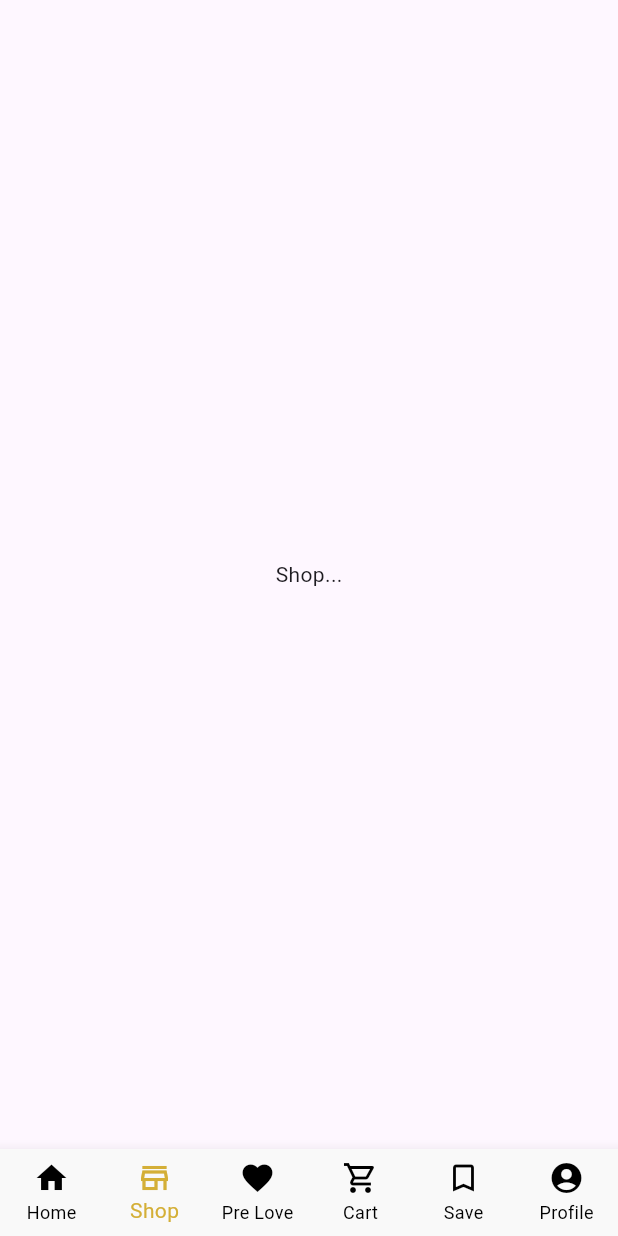
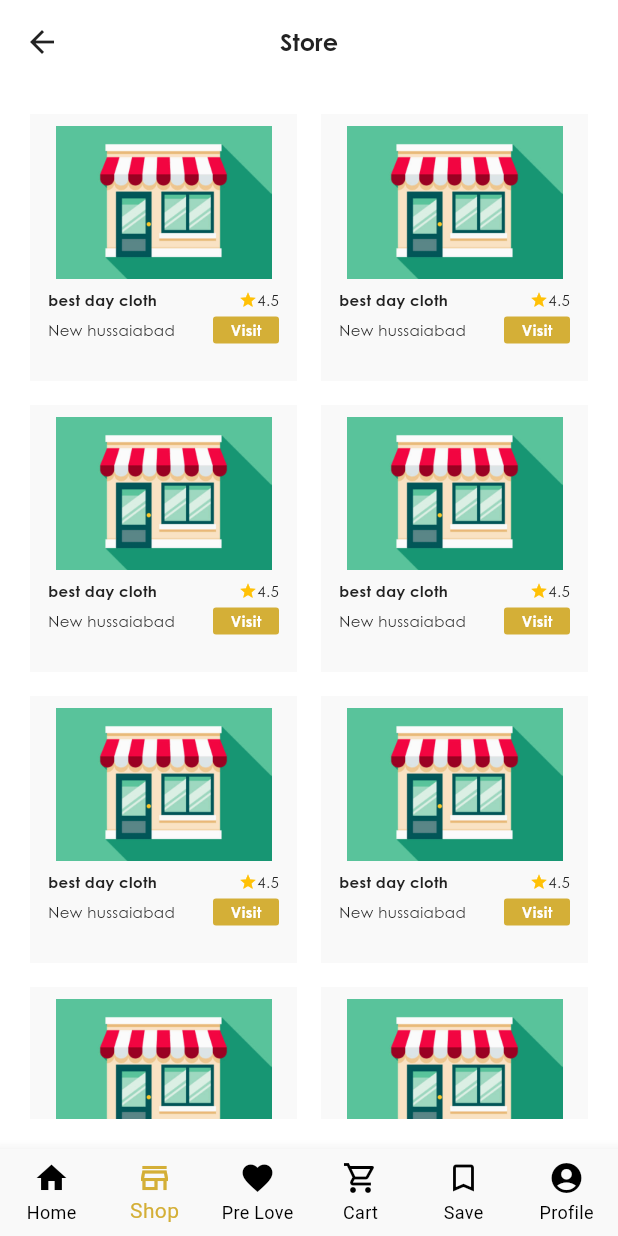
Before and after one commit to Hasnainhai/Ecommerece, a Flutter app: the screen it shows after launch, item 2 of the bottom bar chosen, on a phone screen of 412 x 824 dp. Run offline on Flutter 3.47's test engine with Material 3 defaults, Android fonts, the phone set to English and light mode, and no system bars; our stand-ins replace another_flushbar, fluttertoast, percent_indicator, shared_preferences; network calls fail.

Commit message:
complete shop screen

```diff
--- a/lib/utils/routes/routes.dart
+++ b/lib/utils/routes/routes.dart
@@ -8,7 +8,7 @@ import 'package:ecommerece/view/Home/dashboard/dashboardScreen.dart';
 import 'package:ecommerece/view/Home/dashboard/favouriteScreen.dart';
 import 'package:ecommerece/view/Home/dashboard/pre_love_screen.dart';
 import 'package:ecommerece/view/Home/dashboard/profileScreen.dart';
-import 'package:ecommerece/view/Home/dashboard/shop.dart';
+import 'package:ecommerece/view/Home/shop/shop.dart';
 import 'package:ecommerece/view/Onboardings/onboarding1.dart';
 import 'package:ecommerece/view/Onboardings/onboarding3.dart';
 import 'package:ecommerece/view/Onboardings/onbording2.dart';
--- a/lib/view/Home/dashboard/dashboardScreen.dart
+++ b/lib/view/Home/dashboard/dashboardScreen.dart
@@ -4,7 +4,7 @@ import 'package:ecommerece/view/Home/dashboard/cartScreen.dart';
 import 'package:ecommerece/view/Home/dashboard/favouriteScreen.dart';
 import 'package:ecommerece/view/Home/dashboard/pre_love_screen.dart';
 import 'package:ecommerece/view/Home/dashboard/profileScreen.dart';
-import 'package:ecommerece/view/Home/dashboard/shop.dart';
+import 'package:ecommerece/view/Home/shop/shop.dart';
 import 'package:flutter/material.dart';
 
 import '../Home_Screen.dart';
--- a/lib/view/Home/dashboard/shop.dart
+++ /dev/null
@@ -1,12 +0,0 @@
-import 'package:flutter/material.dart';
-
-class ShopScreen extends StatelessWidget {
-  const ShopScreen({super.key});
-
-  @override
-  Widget build(BuildContext context) {
-    return const Center(
-      child: Text('Shop...'),
-    );
-  }
-}
--- /dev/null
+++ b/lib/view/Home/shop/Widgets/store_card.dart
@@ -0,0 +1,101 @@
+import 'package:ecommerece/res/components/colors.dart';
+import 'package:ecommerece/res/components/verticalSpacing.dart';
+import 'package:flutter/material.dart';
+
+class StoreCard extends StatelessWidget {
+  const StoreCard({super.key});
+
+  @override
+  Widget build(BuildContext context) {
+    return Container(
+      height: 168,
+      width: 168,
+      color: const Color(0xffF9F9F9),
+      child: Column(children: [
+        const VerticalSpeacing(8),
+        Container(
+          height: 102,
+          width: 144,
+          decoration: const BoxDecoration(
+            image: DecorationImage(
+              image: AssetImage("images/store.png"),
+            ),
+          ),
+        ),
+        const VerticalSpeacing(7),
+        const Padding(
+          padding: EdgeInsets.only(left: 12, right: 12),
+          child: Row(
+            mainAxisAlignment: MainAxisAlignment.spaceBetween,
+            children: [
+              Text(
+                "best day cloth",
+                style: TextStyle(
+                  fontFamily: 'CenturyGothic',
+                  fontSize: 10,
+                  fontWeight: FontWeight.w600,
+                  color: AppColor.fontColor,
+                ),
+              ),
+              Row(
+                children: [
+                  Icon(
+                    Icons.star,
+                    color: Colors.amber,
+                    size: 12,
+                  ),
+                  Text(
+                    "4.5",
+                    style: TextStyle(
+                      fontFamily: 'CenturyGothic',
+                      fontSize: 10,
+                      fontWeight: FontWeight.w300,
+                      color: AppColor.fontColor,
+                    ),
+                  ),
+                ],
+              )
+            ],
+          ),
+        ),
+        const VerticalSpeacing(4),
+        Padding(
+          padding: const EdgeInsets.only(left: 12, right: 12),
+          child: Row(
+            mainAxisAlignment: MainAxisAlignment.spaceBetween,
+            children: [
+              const Text(
+                "New hussaiabad",
+                style: TextStyle(
+                  fontFamily: 'CenturyGothic',
+                  fontSize: 10,
+                  fontWeight: FontWeight.w300,
+                  color: AppColor.fontColor,
+                ),
+              ),
+              Container(
+                height: 18,
+                width: 44,
+                decoration: BoxDecoration(
+                  color: AppColor.primaryColor,
+                  borderRadius: BorderRadius.circular(2),
+                ),
+                child: const Center(
+                  child: Text(
+                    "Visit",
+                    style: TextStyle(
+                      fontFamily: 'CenturyGothic',
+                      fontSize: 10,
+                      fontWeight: FontWeight.w600,
+                      color: AppColor.whiteColor,
+                    ),
+                  ),
+                ),
+              )
+            ],
+          ),
+        ),
+      ]),
+    );
+  }
+}
--- /dev/null
+++ b/lib/view/Home/shop/shop.dart
@@ -0,0 +1,50 @@
+import 'package:ecommerece/res/components/colors.dart';
+import 'package:ecommerece/view/Home/shop/Widgets/store_card.dart';
+import 'package:flutter/material.dart';
+
+class ShopScreen extends StatelessWidget {
+  const ShopScreen({super.key});
+
+  @override
+  Widget build(BuildContext context) {
+    return Scaffold(
+      backgroundColor: const Color(0xffFFFFFF),
+      appBar: AppBar(
+        backgroundColor: const Color(0xffFFFFFF),
+        title: const Text(
+          "Store",
+          style: TextStyle(
+            fontFamily: 'CenturyGothic',
+            fontSize: 16,
+            fontWeight: FontWeight.w600,
+            color: AppColor.fontColor,
+          ),
+        ),
+        leading: IconButton(
+          icon: const Icon(Icons.arrow_back, color: AppColor.fontColor),
+          onPressed: () {
+            Navigator.pop(context);
+          },
+        ),
+        elevation: 0.0,
+        centerTitle: true,
+      ),
+      body: SafeArea(
+        child: Padding(
+          padding: const EdgeInsets.all(20),
+          child: GridView.builder(
+            gridDelegate: const SliverGridDelegateWithFixedCrossAxisCount(
+              crossAxisCount: 2,
+              crossAxisSpacing: 16,
+              mainAxisSpacing: 16,
+            ),
+            itemCount: 10,
+            itemBuilder: (context, index) {
+              return const StoreCard();
+            },
+          ),
+        ),
+      ),
+    );
+  }
+}
```
Also changed, not shown: images/store.png (added).
